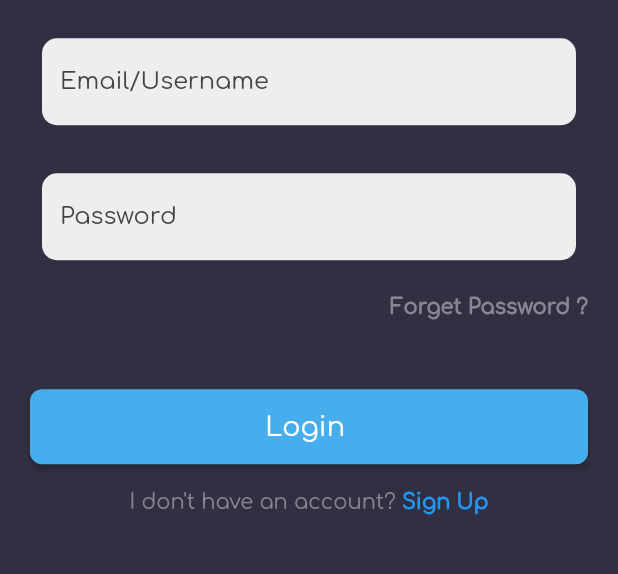
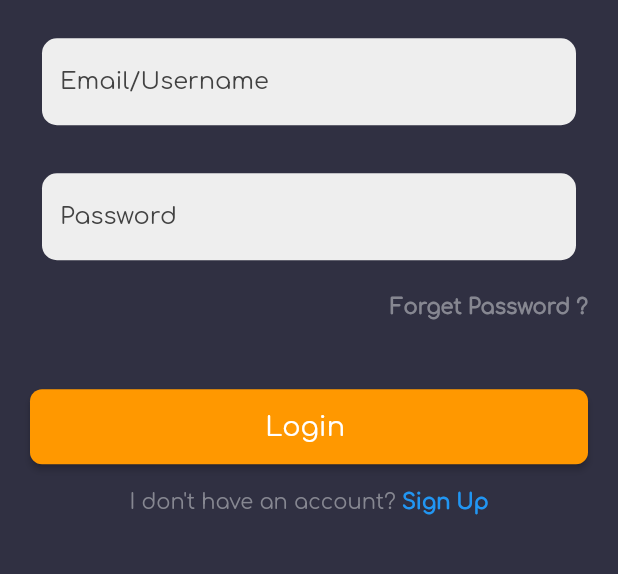
Before and after one commit to SunilPeter92/Viking_app, a Flutter app: the screen it shows after launch, on a phone screen of 412 x 824 dp, the part 504-1078 px from its top. Run offline on Flutter 3.47's test engine with Material 2 defaults, Android fonts, the phone set to English and light mode, and no system bars; our stand-ins replace cached_network_image, contacts_service, dio, flutter_switch, fluttertoast, permission_handler and 2 more; missing offline and left inert: flag, flex_color_picker, flutter_ringtone_player, stripe_payment.

Commit message:
Color Theme

```diff
--- /dev/null
+++ b/lib/Ui Screen/ColorProvider.dart
@@ -0,0 +1,87 @@
+import 'package:flutter/material.dart';
+import 'package:shared_preferences/shared_preferences.dart';
+
+ThemeData light = ThemeData(
+  fontFamily: 'Comfortaa',
+  // primarySwatch: Colors.fromRGBO(48, 48, 66, 100),
+  accentColor: Color.fromRGBO(48, 48, 66, 10),
+  cardColor:  Colors.orange,
+  canvasColor: Color.fromRGBO(134, 135, 145, 1),
+  visualDensity: VisualDensity.adaptivePlatformDensity,
+);
+
+ThemeData dark = ThemeData(
+  fontFamily: 'Comfortaa',
+  // primarySwatch: Colors.fromRGBO(48, 48, 66, 100),
+  accentColor: Color.fromRGBO(48, 48, 66, 10),
+  cardColor:  Colors.purple,
+  canvasColor: Color.fromRGBO(134, 135, 145, 1),
+  visualDensity: VisualDensity.adaptivePlatformDensity,
+);
+
+ThemeData green = ThemeData(
+  fontFamily: 'Comfortaa',
+  // primarySwatch: Colors.fromRGBO(48, 48, 66, 100),
+  accentColor: Color.fromRGBO(48, 48, 66, 10),
+  cardColor:  Colors.green,
+  canvasColor: Color.fromRGBO(134, 135, 145, 1),
+  visualDensity: VisualDensity.adaptivePlatformDensity,
+);
+
+
+ThemeData brown = ThemeData(
+  fontFamily: 'Comfortaa',
+  // primarySwatch: Colors.fromRGBO(48, 48, 66, 100),
+  accentColor: Color.fromRGBO(48, 48, 66, 10),
+  cardColor:  Colors.brown,
+  canvasColor: Color.fromRGBO(134, 135, 145, 1),
+  visualDensity: VisualDensity.adaptivePlatformDensity,
+);
+
+
+ThemeData red = ThemeData(
+  fontFamily: 'Comfortaa',
+  // primarySwatch: Colors.fromRGBO(48, 48, 66, 100),
+  accentColor: Color.fromRGBO(48, 48, 66, 10),
+  cardColor:  Colors.red,
+  canvasColor: Color.fromRGBO(134, 135, 145, 1),
+  visualDensity: VisualDensity.adaptivePlatformDensity,
+);
+
+
+
+class ThemeNotifier extends ChangeNotifier {
+  final String key = "theme";
+  SharedPreferences _prefs;
+  bool _darkTheme;
+  int status ;
+  bool get darkTheme => _darkTheme;
+
+  ThemeNotifier() {
+    _darkTheme = true;
+    _loadFromPrefs();
+  }
+
+  toggleTheme(int statu) {
+    status = statu ;
+    _saveToPrefs();
+    notifyListeners();
+  }
+
+  _initPrefs() async {
+    if(_prefs == null)
+      _prefs = await SharedPreferences.getInstance();
+  }
+
+  _loadFromPrefs() async {
+    await _initPrefs();
+    _darkTheme = _prefs.getBool(key) ?? true;
+    notifyListeners();
+  }
+
+  _saveToPrefs()async {
+    await _initPrefs();
+    _prefs.setBool(key, _darkTheme);
+  }
+
+}
--- a/lib/main.dart
+++ b/lib/main.dart
@@ -1,6 +1,9 @@
 import 'package:flutter/material.dart';
+import 'package:provider/provider.dart';
+import 'package:viking/Ui%20Screen/ColorProvider.dart';
 import 'package:viking/Ui%20Screen/LoginPage.dart';
 import 'package:viking/Ui%20Screen/SplashScreen.dart';
+import 'package:viking/Ui%20Screen/StripPayment.dart';
 
 import 'Ui Screen/Register.dart';
 
@@ -11,17 +14,37 @@ void main() {
 class MyApp extends StatelessWidget {
   @override
   Widget build(BuildContext context) {
-    return MaterialApp(
-      title: 'Flutter Demo',
-      theme: ThemeData(
-        fontFamily: 'Comfortaa',
-        // primarySwatch: Colors.fromRGBO(48, 48, 66, 100),
-        accentColor: Color.fromRGBO(48, 48, 66, 10),
-        cardColor: Color.fromRGBO(71, 174, 237, 1),
-        canvasColor: Color.fromRGBO(134, 135, 145, 1),
-        visualDensity: VisualDensity.adaptivePlatformDensity,
+
+
+    return ChangeNotifierProvider(
+      create: (_) => ThemeNotifier(),
+      child: Consumer<ThemeNotifier>(
+        builder: (context, ThemeNotifier notifier, child) {
+
+          return MaterialApp(
+            title: 'Flutter Theme Provider',
+            theme:( notifier.status == 0) ? light:( notifier.status == 1)? dark :( notifier.status == 2)? green :( notifier.status == 3)? brown :( notifier.status == 4)? red :light  ,
+            home: Splash(),
+          );
+        } ,
       ),
-      home: Splash(),
     );
+
+
+    // return MaterialApp(
+    //   title: 'Flutter Demo',
+    //   theme: ThemeData(
+    //     fontFamily: 'Comfortaa',
+    //     // primarySwatch: Colors.fromRGBO(48, 48, 66, 100),
+    //     accentColor: Color.fromRGBO(48, 48, 66, 10),
+    //     cardColor: Color.fromRGBO(71, 174, 237, 1),
+    //    // cardColor: Color.fromRGBO(71, 174, 237, 1),
+    //     canvasColor: Color.fromRGBO(134, 135, 145, 1),
+    //     visualDensity: VisualDensity.adaptivePlatformDensity,
+    //   ),
+    //   home: Splash(),
+    //   //StripPayment(),
+    //    //
+    // );
   }
 }
--- a/pubspec.yaml
+++ b/pubspec.yaml
@@ -39,6 +39,10 @@ dependencies:
   progress_dialog: ^1.2.4
   http:
   cached_network_image: ^2.5.0
+  stripe_payment: ^1.0.6
+  provider: ^4.3.3
+  shared_preferences: ^0.5.6
+  flutter_ringtone_player: ^2.0.0
 
 
 
```
Also changed, not shown: lib/Ui Screen/RenewPhone.dart (+44 -6 lines), lib/Ui Screen/RingTonePlayer.dart (added, +86 -0 lines), lib/Ui Screen/StripPayment.dart (added, +252 -0 lines), pubspec.lock, 1 other file.
